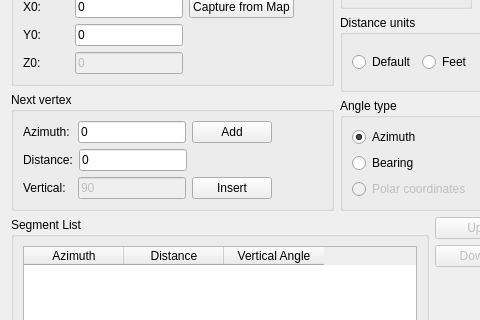
Qt form ui.ui (mpetroff/qgsazimuth) before a commit; both pictures show x 0 to 480 and y 266 to 586 of the 612 by 685 pixel window.
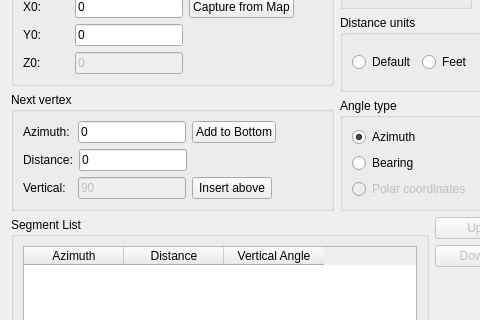
The same form after that commit.

Commit message: Layer list now sorted; Next Vertex now has seperate Add & Insert buttons; List cleared prior to import;

The edit to the form file:
```diff
--- a/ui.ui
+++ b/ui.ui
@@ -370,7 +370,7 @@
             <item>
              <widget class="QPushButton" name="pushButton_vertexAdd" >
               <property name="text" >
-               <string>Add</string>
+               <string>Add to Bottom</string>
               </property>
              </widget>
             </item>
@@ -479,7 +479,7 @@
             <item>
              <widget class="QPushButton" name="pushButton_vertexInsert" >
               <property name="text" >
-               <string>Insert</string>
+               <string>Insert above</string>
               </property>
              </widget>
             </item>
```
The commit also changes 2 other files.
